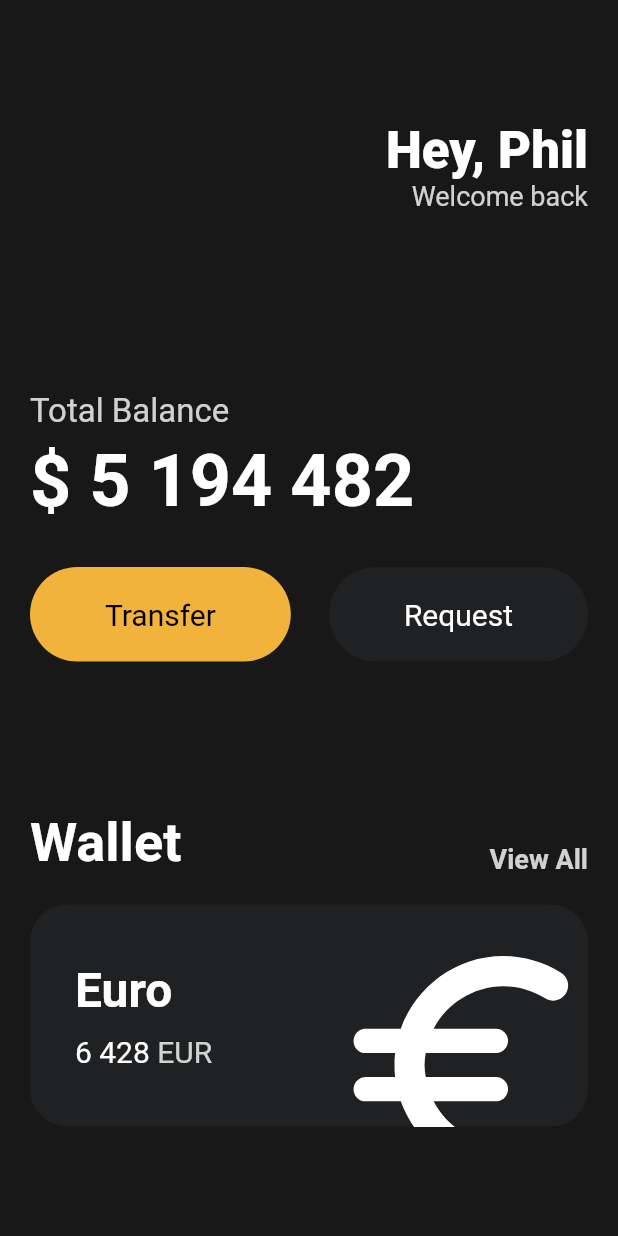
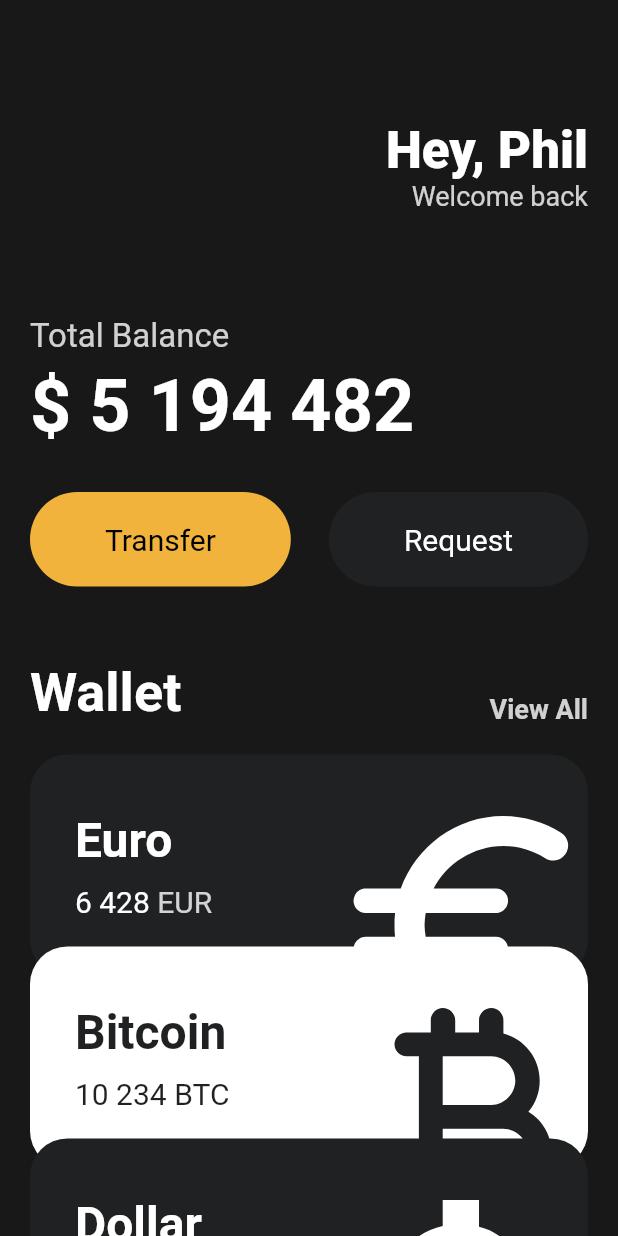
Before and after one commit to cold-pumpkin/toonflix, a Flutter app: the screen it shows after launch, on a phone screen of 412 x 824 dp. Run offline on Flutter 3.47's test engine with Material 2 defaults, Android fonts, the phone set to English and light mode, and no system bars.

Commit message:
UI Challenge - Reusable Cards

```diff
--- a/lib/main.dart
+++ b/lib/main.dart
@@ -1,5 +1,6 @@
 import 'package:flutter/material.dart';
 import 'package:toonflix/widgets/Button.dart';
+import 'package:toonflix/widgets/curreny_card.dart';
 
 void main() {
   runApp(const MyApp());
@@ -13,9 +14,11 @@ class MyApp extends StatelessWidget {
     return MaterialApp(
         home: Scaffold(
       backgroundColor: const Color(0xff181818),
-      body: Padding(
+      body: SingleChildScrollView(
+        child: Padding(
           padding: const EdgeInsets.symmetric(horizontal: 20),
-        child: Column(crossAxisAlignment: CrossAxisAlignment.start, children: [
+          child:
+              Column(crossAxisAlignment: CrossAxisAlignment.start, children: [
             const SizedBox(
               height: 80,
             ),
@@ -42,7 +45,7 @@ class MyApp extends StatelessWidget {
               ],
             ),
             const SizedBox(
-            height: 120,
+              height: 70,
             ),
             Text(
               'Total Balance',
@@ -79,7 +82,7 @@ class MyApp extends StatelessWidget {
               ],
             ),
             const SizedBox(
-            height: 100,
+              height: 50,
             ),
             Row(
               mainAxisAlignment:
@@ -108,77 +111,36 @@ class MyApp extends StatelessWidget {
               height: 20,
             ),
             // CARD
-          Container(
-            clipBehavior: Clip.hardEdge, // 내부요소가 넘치는 경우 자르기
-            decoration: BoxDecoration(
-              color: const Color(0xFF1F2123),
-              borderRadius: BorderRadius.circular(25),
+            const CurrencyCard(
+              name: 'Euro',
+              code: 'EUR',
+              amount: '6 428',
+              icon: Icons.euro_rounded,
+              isInverted: false,
             ),
-            child: Padding(
-              padding: const EdgeInsets.all(30),
-              child: Row(
-                // Text & Icon
-                mainAxisAlignment: MainAxisAlignment.spaceBetween,
-                children: [
-                  Column(
-                    // 상하 (통화 / 박스 / 금액)
-                    crossAxisAlignment:
-                        CrossAxisAlignment.start, // Column - cross : 가로축
-                    children: [
-                      const Text(
-                        'Euro',
-                        style: TextStyle(
-                          color: Colors.white,
-                          fontSize: 32,
-                          fontWeight: FontWeight.w600,
+            Transform.translate(
+              offset: const Offset(0, -20),
+              child: const CurrencyCard(
+                name: 'Bitcoin',
+                code: 'BTC',
+                amount: '10 234',
+                icon: Icons.currency_bitcoin_rounded,
+                isInverted: true,
               ),
             ),
-                      const SizedBox(
-                        height: 10,
-                      ),
-                      Row(
-                        // Text들을 한 줄로 표현하기 위해 Row 사용
-                        children: [
-                          const Text(
-                            '6 428',
-                            style: TextStyle(
-                              color: Colors.white,
-                              fontSize: 20,
-                            ),
-                          ),
-                          const SizedBox(
-                            width: 5,
-                          ),
-                          Text(
-                            'EUR',
-                            style: TextStyle(
-                              color: Colors.white.withOpacity(0.8),
-                              fontSize: 20,
-                            ),
-                          ),
-                        ],
-                      ),
-                    ],
-                  ),
-                  Transform.scale(
-                    // 아이콘이 커져도 카드가 커지지 않도록 Translate 사용
-                    scale: 2.2, // 크기
-                    child: Transform.translate(
-                      // 위치
-                      offset: const Offset(-3, 15),
-                      child: const Icon(
-                        Icons.euro_rounded,
-                        color: Colors.white,
-                        size: 88,
-                      ),
-                    ),
-                  )
-                ],
-              ),
+            Transform.translate(
+              offset: const Offset(0, -40),
+              child: const CurrencyCard(
+                name: 'Dollar',
+                code: 'USD',
+                amount: '12 445',
+                icon: Icons.attach_money_outlined,
+                isInverted: false,
               ),
             ),
           ]),
         ),
+      ),
     ));
   }
 }
--- /dev/null
+++ b/lib/widgets/curreny_card.dart
@@ -0,0 +1,93 @@
+import 'package:flutter/material.dart';
+
+class CurrencyCard extends StatelessWidget {
+  final String name, code, amount;
+  final IconData icon;
+  final bool isInverted;
+
+  final _blackColor = const Color(0xFF1F2123); // private
+
+  const CurrencyCard({
+    super.key,
+    required this.name,
+    required this.code,
+    required this.amount,
+    required this.icon,
+    required this.isInverted,
+  });
+
+  @override
+  Widget build(BuildContext context) {
+    return Container(
+      clipBehavior: Clip.hardEdge, // 내부요소가 넘치는 경우 자르기
+      decoration: BoxDecoration(
+        color: isInverted ? Colors.white : _blackColor,
+        borderRadius: BorderRadius.circular(25),
+      ),
+      child: Padding(
+        padding: const EdgeInsets.all(30),
+        child: Row(
+          // Text & Icon
+          mainAxisAlignment: MainAxisAlignment.spaceBetween,
+          children: [
+            Column(
+              // 상하 (통화 / 박스 / 금액)
+              crossAxisAlignment:
+                  CrossAxisAlignment.start, // Column - cross : 가로축
+              children: [
+                Text(
+                  name,
+                  style: TextStyle(
+                    color: isInverted ? _blackColor : Colors.white,
+                    fontSize: 32,
+                    fontWeight: FontWeight.w600,
+                  ),
+                ),
+                const SizedBox(
+                  height: 10,
+                ),
+                Row(
+                  // Text들을 한 줄로 표현하기 위해 Row 사용
+                  children: [
+                    Text(
+                      amount,
+                      style: TextStyle(
+                        color: isInverted ? _blackColor : Colors.white,
+                        fontSize: 20,
+                      ),
+                    ),
+                    const SizedBox(
+                      width: 5,
+                    ),
+                    Text(
+                      code,
+                      style: TextStyle(
+                        color: isInverted
+                            ? _blackColor
+                            : Colors.white.withOpacity(0.8),
+                        fontSize: 20,
+                      ),
+                    ),
+                  ],
+                ),
+              ],
+            ),
+            Transform.scale(
+              // 아이콘이 커져도 카드가 커지지 않도록 Translate 사용
+              scale: 2.2, // 크기
+              child: Transform.translate(
+                // 위치
+                offset: const Offset(-3, 18),
+                child: Icon(
+                  icon,
+                  color: isInverted ? _blackColor : Colors.white,
+                  size: 88,
+                ),
+              ),
+            )
+          ],
+        ),
+      ),
+    );
+  }
+}
```
Lines whose indentation alone changed are shown as unchanged.
